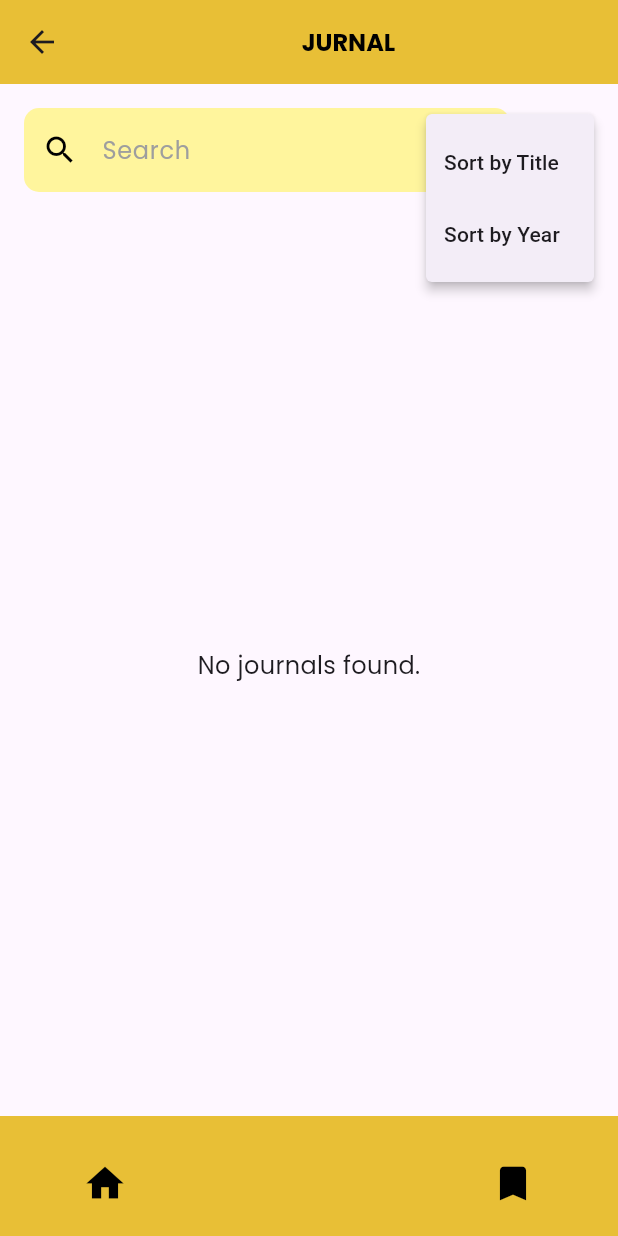
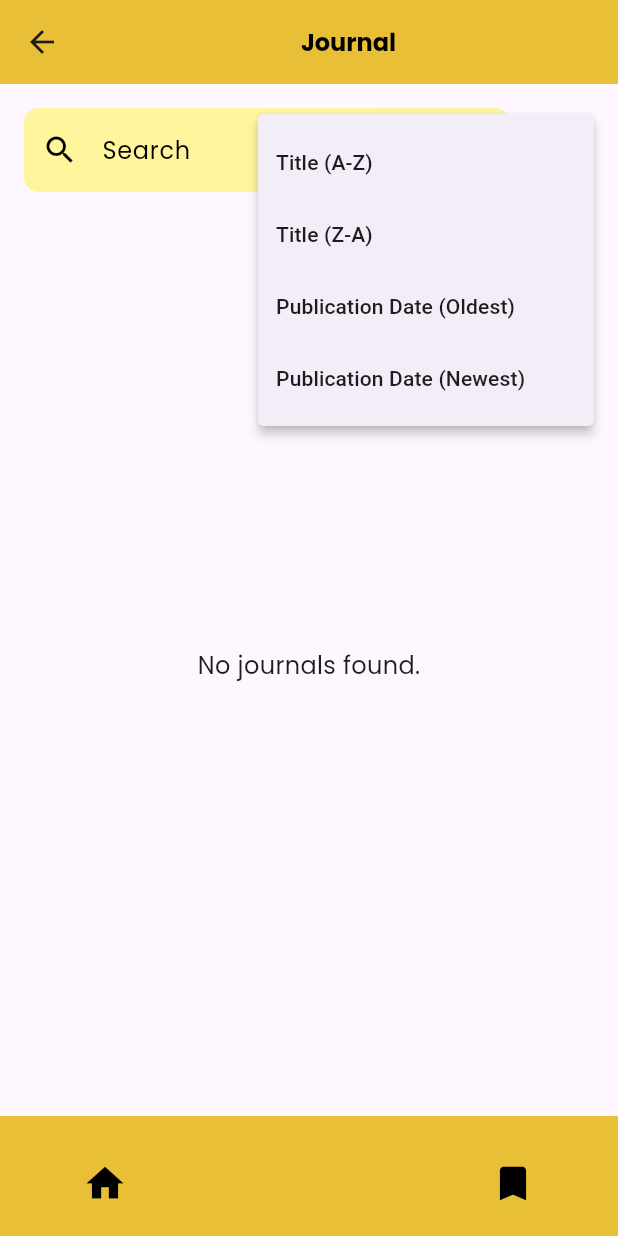
Before and after one commit to DappHadid/Journalyze, a Flutter app: the ListJournalPage screen opened directly with empty values, after a tap on the "sort" icon, on a phone screen of 412 x 824 dp. Run offline on Flutter 3.47's test engine with Material 3 defaults, Android fonts, the phone set to English and light mode, and no system bars; our stand-ins replace another_flutter_splash_screen, cloud_firestore, csv, device_preview_plus, file_picker, firebase_auth and 5 more; missing offline and left inert: art_sweetalert, excel; accounts and stored records are empty.

Commit message:
menambahkan journal detail user dan update main,bookmark dan listjournal user

```diff
--- a/lib/main.dart
+++ b/lib/main.dart
@@ -9,6 +9,7 @@ import 'package:journalyze/pages/forgot_pass.dart';
 import 'package:journalyze/pages/register_page.dart';
 import 'package:journalyze/pages/welcome_page.dart';
 import 'package:journalyze/utils/splash_screen.dart';
+import 'package:journalyze/pages/journal_detail_user.dart';
 import 'package:device_preview_plus/device_preview_plus.dart';
 
 void main() async {
--- a/lib/pages/bookmark.dart
+++ b/lib/pages/bookmark.dart
@@ -1,7 +1,7 @@
 import 'package:flutter/material.dart';
 import 'package:google_fonts/google_fonts.dart';
 import 'package:cloud_firestore/cloud_firestore.dart';
-import 'package:journalyze/pages/journal_detail.dart';
+import 'package:journalyze/pages/journal_detail_user.dart';
 import 'package:journalyze/pages/dashboard_user.dart';
 
 class BookmarkPage extends StatefulWidget {
@@ -11,18 +11,7 @@ class BookmarkPage extends StatefulWidget {
 
 class _BookmarkPageState extends State<BookmarkPage> {
   String searchQuery = '';
-  String sortOption = 'title'; // Default sort by title
-
-  // Filter journals based on search query
-  List<QueryDocumentSnapshot> get filteredJournals {
-    return _bookmarkedJournals.where((journal) {
-      final title = journal['title'].toString().toLowerCase();
-      final author = journal['author'].toString().toLowerCase();
-      final query = searchQuery.toLowerCase();
-
-      return (title.contains(query) || author.contains(query));
-    }).toList();
-  }
+  String sortOption = 'title_asc'; // Default sort by title (A-Z)
 
   List<QueryDocumentSnapshot> _bookmarkedJournals = [];
 
@@ -51,6 +40,40 @@ class _BookmarkPageState extends State<BookmarkPage> {
   void initState() {
     super.initState();
     fetchBookmarkedJournals();
+  }
+
+  // Filter and sort journals based on search query and selected sort option
+  List<QueryDocumentSnapshot> get filteredJournals {
+    List<QueryDocumentSnapshot> filtered = _bookmarkedJournals.where((journal) {
+      final title = journal['title'].toString().toLowerCase();
+      final author = journal['author'].toString().toLowerCase();
+      final query = searchQuery.toLowerCase();
+
+      return (title.contains(query) || author.contains(query));
+    }).toList();
+
+    // Sorting logic
+    filtered.sort((a, b) {
+      final titleA = a['title']?.toLowerCase() ?? '';
+      final titleB = b['title']?.toLowerCase() ?? '';
+      final yearA = int.tryParse(a['journal_release'] ?? '0') ?? 0;
+      final yearB = int.tryParse(b['journal_release'] ?? '0') ?? 0;
+
+      switch (sortOption) {
+        case 'title_asc':
+          return titleA.compareTo(titleB);
+        case 'title_desc':
+          return titleB.compareTo(titleA);
+        case 'date_oldest':
+          return yearA.compareTo(yearB);
+        case 'date_newest':
+          return yearB.compareTo(yearA);
+        default:
+          return 0;
+      }
+    });
+
+    return filtered;
   }
 
   @override
@@ -107,16 +130,23 @@ class _BookmarkPageState extends State<BookmarkPage> {
                     setState(() {
                       sortOption = value;
                     });
-                    // You can add sorting logic here
                   },
                   itemBuilder: (context) => [
                     PopupMenuItem(
-                      value: 'title',
-                      child: Text('Sort by Title'),
+                      value: 'title_asc',
+                      child: Text('Sort by Title (A-Z)'),
                     ),
                     PopupMenuItem(
-                      value: 'year',
-                      child: Text('Sort by Year'),
+                      value: 'title_desc',
+                      child: Text('Sort by Title (Z-A)'),
+                    ),
+                    PopupMenuItem(
+                      value: 'date_oldest',
+                      child: Text('Sort by Publication Date (Oldest)'),
+                    ),
+                    PopupMenuItem(
+                      value: 'date_newest',
+                      child: Text('Sort by Publication Date (Newest)'),
                     ),
                   ],
                 ),
@@ -144,7 +174,7 @@ class _BookmarkPageState extends State<BookmarkPage> {
                               ),
                             ),
                             subtitle: Text(
-                              'Author: ${journal['author']}\nTahun Terbit: ${journal['journal_release']}',
+                              'Author: ${journal['author']}\nPublication Date: ${journal['journal_release']}',
                               style: GoogleFonts.poppins(
                                 fontSize: 14,
                                 color: Colors.black,
@@ -165,7 +195,7 @@ class _BookmarkPageState extends State<BookmarkPage> {
                                 context,
                                 MaterialPageRoute(
                                   builder: (context) =>
-                                      JournalDetail(snapshot: journal),
+                                      JournalDetailUser(snapshot: journal),
                                 ),
                               );
                             },
--- a/lib/pages/listjournal_user.dart
+++ b/lib/pages/listjournal_user.dart
@@ -3,7 +3,7 @@ import 'package:google_fonts/google_fonts.dart';
 import 'package:cloud_firestore/cloud_firestore.dart';
 import 'package:journalyze/pages/bookmark.dart';
 import 'package:journalyze/pages/dashboard_user.dart';
-import 'package:journalyze/pages/journal_detail.dart';
+import 'package:journalyze/pages/journal_detail_user.dart';
 
 class ListJournalPage extends StatefulWidget {
   final String category;
@@ -16,7 +16,7 @@ class ListJournalPage extends StatefulWidget {
 
 class _ListJournalState extends State<ListJournalPage> {
   String searchQuery = '';
-  String sortBy = 'title_asc'; // Default sorting option by title (A-Z)
+  String sortBy = 'title_asc'; // Default sorting option
 
   @override
   Widget build(BuildContext context) {
@@ -26,7 +26,7 @@ class _ListJournalState extends State<ListJournalPage> {
         elevation: 0,
         title: Center(
           child: Text(
-            'JURNAL ${widget.category}',
+            'Journal ${widget.category}',
             style: GoogleFonts.poppins(
               fontSize: 16,
               color: Colors.black,
@@ -51,7 +51,7 @@ class _ListJournalState extends State<ListJournalPage> {
                     decoration: InputDecoration(
                       prefixIcon: Icon(Icons.search, color: Colors.black),
                       hintText: 'Search',
-                      hintStyle: GoogleFonts.poppins(color: Colors.grey),
+                      hintStyle: GoogleFonts.poppins(color: Colors.black),
                       filled: true,
                       fillColor: Colors.yellow[200],
                       border: OutlineInputBorder(
@@ -72,11 +72,19 @@ class _ListJournalState extends State<ListJournalPage> {
                   itemBuilder: (context) => [
                     PopupMenuItem(
                       value: 'title_asc',
-                      child: Text('Sort by Title'),
+                      child: Text('Title (A-Z)'),
                     ),
                     PopupMenuItem(
-                      value: 'year_asc',
-                      child: Text('Sort by Year'),
+                      value: 'title_desc',
+                      child: Text('Title (Z-A)'),
+                    ),
+                    PopupMenuItem(
+                      value: 'date_oldest',
+                      child: Text('Publication Date (Oldest)'),
+                    ),
+                    PopupMenuItem(
+                      value: 'date_newest',
+                      child: Text('Publication Date (Newest)'),
                     ),
                   ],
                 ),
@@ -113,16 +121,20 @@ class _ListJournalState extends State<ListJournalPage> {
 
                 // Sorting logic based on selected option
                 filteredJournals.sort((a, b) {
-                  int yearA = int.tryParse(a['journal_release'] ?? '0') ?? 0;
-                  int yearB = int.tryParse(b['journal_release'] ?? '0') ?? 0;
-                  String nameA = a['title'] ?? '';
-                  String nameB = b['title'] ?? '';
+                  String titleA = a['title'] ?? '';
+                  String titleB = b['title'] ?? '';
+                  int dateA = int.tryParse(a['journal_release'] ?? '0') ?? 0;
+                  int dateB = int.tryParse(b['journal_release'] ?? '0') ?? 0;
 
                   switch (sortBy) {
-                    case 'year_asc':
-                      return yearA.compareTo(yearB);
                     case 'title_asc':
-                      return nameA.compareTo(nameB);
+                      return titleA.compareTo(titleB);
+                    case 'title_desc':
+                      return titleB.compareTo(titleA);
+                    case 'date_oldest':
+                      return dateA.compareTo(dateB);
+                    case 'date_newest':
+                      return dateB.compareTo(dateA);
                     default:
                       return 0;
                   }
@@ -169,7 +181,7 @@ class _ListJournalState extends State<ListJournalPage> {
                                   ),
                                 ),
                                 Text(
-                                  'Tahun Terbit: ${journal['journal_release'] ?? 'Unknown'}',
+                                  'Publication Date: ${journal['journal_release'] ?? 'Unknown'}',
                                   style: GoogleFonts.poppins(
                                     fontSize: 14,
                                     color: Colors.black,
@@ -210,7 +222,7 @@ class _ListJournalState extends State<ListJournalPage> {
                               Navigator.push(
                                 context,
                                 MaterialPageRoute(
-                                  builder: (context) => JournalDetail(
+                                  builder: (context) => JournalDetailUser(
                                       snapshot: filteredJournals[index]),
                                 ),
                               );
```
Also changed, not shown: lib/pages/journal_detail_user.dart (added, +129 -0 lines).
